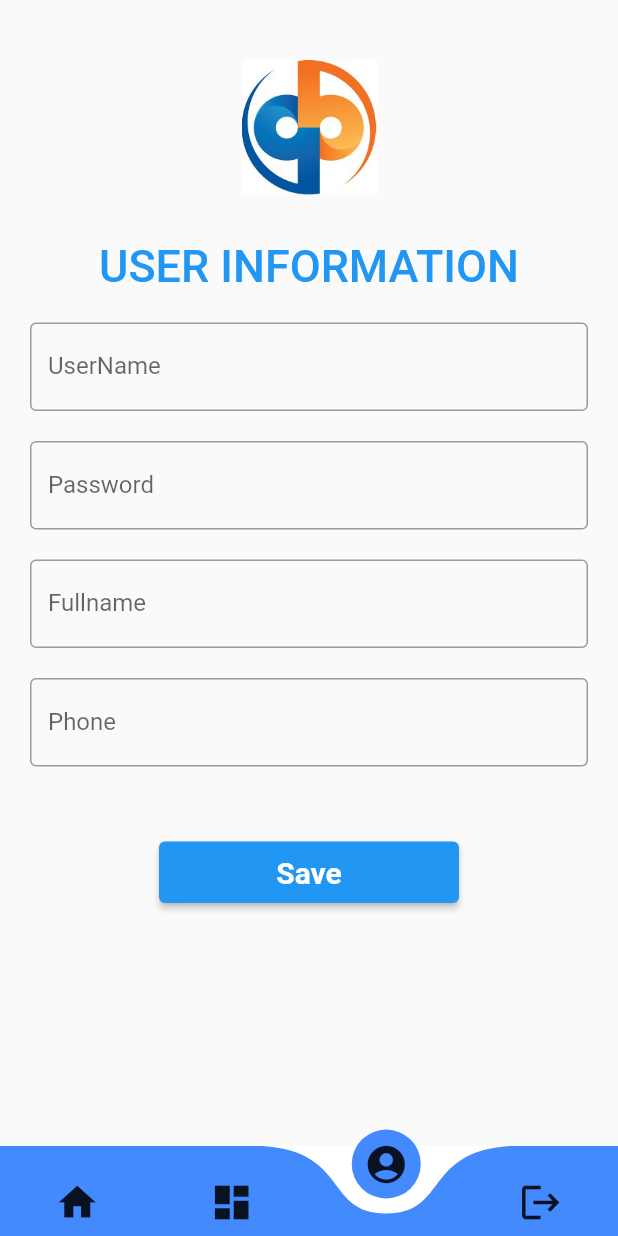
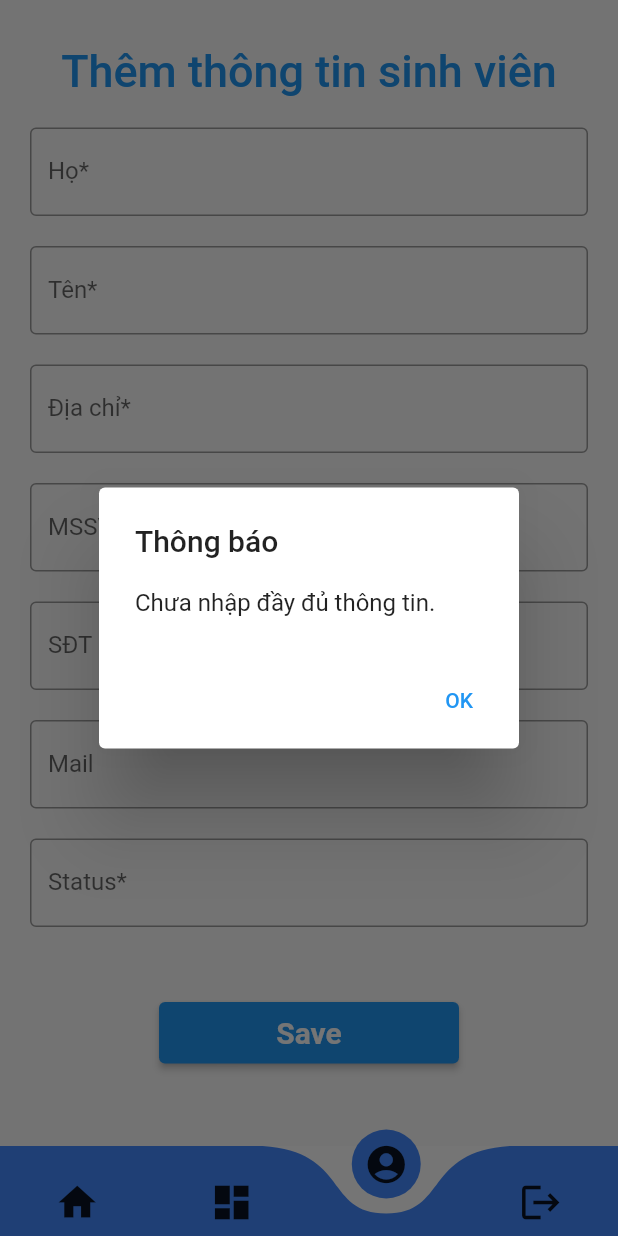
Before and after one commit to thanhthientran1511learn/flutter-Learn, a Flutter app: the BottomNavigationBarC screen opened by its route, item 3 of the bottom bar chosen, after a tap on "Save", on a phone screen of 412 x 824 dp. Run offline on Flutter 3.47's test engine with Material 2 defaults, Android fonts, the phone set to English and light mode, and no system bars; drawn by our look-alikes of curved_navigation_bar; network calls fail.

Commit message:
insert student

```diff
--- a/lib/components/bottomnavigationbar.dart
+++ b/lib/components/bottomnavigationbar.dart
@@ -1,11 +1,11 @@
 import 'package:curved_navigation_bar/curved_navigation_bar.dart';
 import 'package:flutter/material.dart';
-import 'package:project/screens/infor.dart';
+// import 'package:project/screens/infor.dart';
 
 //screens
 import '../screens/dashboard.dart';
 import '../screens/home.dart';
-import '../screens/auth/login.dart';
+import '../screens/addStudent.dart';
 import '../screens/logout.dart';
 // . . .
 
@@ -31,7 +31,7 @@ class _BottomNavigationBarCState extends State<BottomNavigationBarC> {
       case 1:
         return const Dashboard();
       case 2:
-        return const Infor();
+        return const AddStudent();
       case 3:
         return Logout();
     }
--- a/lib/entities/student.dart
+++ b/lib/entities/student.dart
@@ -28,12 +28,12 @@ class Student {
 
   factory Student.fromJson(Map<String, dynamic> json) => Student(
         id: json['Id'],
-        firstName: json['P0'],
-        lastName: json['P1'],
-        address: json['P2'],
-        course: json['P3'],
-        phone: json['P4'],
-        mail: json['P5'],
-        status: json['P6'],
+        lastName: json['p0'],
+        firstName: json['p1'],
+        address: json['p2'],
+        course: json['p3'],
+        phone: json['p4'],
+        mail: json['p5'],
+        status: json['p6'],
       );
 }
--- /dev/null
+++ b/lib/screens/addStudent.dart
@@ -0,0 +1,219 @@
+// ignore_for_file: deprecated_member_use
+
+import 'package:flutter/material.dart';
+import 'package:http/http.dart' as http;
+
+class AddStudent extends StatefulWidget {
+  const AddStudent({Key? key}) : super(key: key);
+  @override
+  State<AddStudent> createState() => _InforState();
+}
+
+class _InforState extends State<AddStudent> {
+  final lastName = TextEditingController(text: "");
+  final firstName = TextEditingController(text: "");
+  final address = TextEditingController(text: "");
+  final course = TextEditingController(text: "");
+  final phone = TextEditingController(text: "");
+  final mail = TextEditingController(text: "");
+  final status = TextEditingController(text: "");
+  final GlobalKey<ScaffoldState> _scaffoldKey = GlobalKey<ScaffoldState>();
+  // late DBHelper dbHelper;
+  // late List<Student> listStudent;
+
+  @override
+  void initState() {
+    super.initState();
+  }
+
+  funcSave() async {
+    //fields
+    final strFirstName = firstName.text;
+    final strLastName = lastName.text;
+    final strAddress = address.text;
+    final strCourse = course.text;
+    final strPhone = phone.text;
+    final strMail = mail.text;
+    final strStatus = status.text;
+
+    //cleanInput
+    cleanText() {
+      firstName.text = '';
+      lastName.text = '';
+      address.text = '';
+      course.text = '';
+      phone.text = '';
+      mail.text = '';
+      status.text = '';
+    }
+
+    if (strFirstName != '' ||
+        strLastName != '' ||
+        strAddress != '' ||
+        strCourse != '' ||
+        strStatus != '') {
+      var url;
+      if (strPhone != '' || strMail != '') {
+        url = Uri.parse(
+            'http://api.phanmemquocbao.com/api/Doituong/InsertObjects?p0=$strLastName&p1=$strFirstName&p2=$strAddress&p3=$strCourse&p4=$strPhone&p5=$strMail&p6=$strStatus&tokenin=lethibaotran');
+      } else {
+        url = Uri.parse(
+            'http://api.phanmemquocbao.com/api/Doituong/InsertObjects?p0=$strLastName&p1=$strFirstName&p2=$strAddress&p3=$strCourse&p4=${''}&p5=${''}&p6=$strStatus&tokenin=lethibaotran');
+      }
+      // var response = await http.get(url);
+      await http.get(url);
+      cleanText();
+      return showDialog(
+          context: context,
+          builder: (BuildContext context) {
+            return AlertDialog(
+              title: const Text('Thông báo'),
+              content: const Text('Thêm sinh viên thành công!'),
+              actions: [
+                TextButton(
+                  onPressed: () {
+                    return Navigator.of(context).pop();
+                  },
+                  child: const Text('OK'),
+                ),
+              ],
+            );
+          });
+    } else {
+      return showDialog(
+          context: context,
+          builder: (BuildContext context) {
+            return AlertDialog(
+              title: const Text('Thông báo'),
+              content: const Text('Chưa nhập đầy đủ thông tin.'),
+              actions: [
+                TextButton(
+                  onPressed: () {
+                    return Navigator.of(context).pop();
+                  },
+                  child: const Text('OK'),
+                ),
+              ],
+            );
+          });
+    }
+  }
+
+//* view
+  @override
+  Widget build(BuildContext context) {
+    return Scaffold(
+      key: _scaffoldKey,
+      // appBar: AppBar(
+      //   title: const Text('Information Student'),
+      // ),
+      body: Padding(
+        padding: const EdgeInsets.all(10),
+        child: ListView(
+          children: <Widget>[
+// // * logo
+//             Padding(
+            //   padding: const EdgeInsets.fromLTRB(10, 30, 10, 10),
+            //   child: SizedBox(
+            //     width: 60,
+            //     height: 90,
+            //     child: Image.asset(
+            //       'assets/logo.jpg',
+            //     ),
+            //   ),
+            // ),
+            Container(
+              alignment: Alignment.center,
+              padding: const EdgeInsets.fromLTRB(10, 20, 10, 10),
+              child: const Text(
+                'Thêm thông tin sinh viên',
+                style: TextStyle(
+                  color: Colors.blue,
+                  fontWeight: FontWeight.w500,
+                  fontSize: 30,
+                ),
+              ),
+            ),
+            Container(
+              padding: const EdgeInsets.all(10),
+              child: TextField(
+                controller: lastName,
+                decoration: const InputDecoration(
+                    border: OutlineInputBorder(), labelText: 'Họ*'),
+              ),
+            ),
+            Container(
+              padding: const EdgeInsets.all(10),
+              child: TextField(
+                controller: firstName,
+                decoration: const InputDecoration(
+                    border: OutlineInputBorder(), labelText: 'Tên*'),
+              ),
+            ),
+            Container(
+              padding: const EdgeInsets.all(10),
+              child: TextField(
+                controller: address,
+                decoration: const InputDecoration(
+                    border: OutlineInputBorder(), labelText: 'Địa chỉ*'),
+              ),
+            ),
+            Container(
+              padding: const EdgeInsets.all(10),
+              child: TextField(
+                controller: course,
+                decoration: const InputDecoration(
+                    border: OutlineInputBorder(), labelText: 'MSSV* '),
+              ),
+            ),
+            Container(
+              padding: const EdgeInsets.all(10),
+              child: TextField(
+                controller: phone,
+                decoration: const InputDecoration(
+                    border: OutlineInputBorder(), labelText: 'SĐT'),
+              ),
+            ),
+            Container(
+              padding: const EdgeInsets.all(10),
+              child: TextField(
+                controller: mail,
+                decoration: const InputDecoration(
+                    border: OutlineInputBorder(), labelText: 'Mail'),
+              ),
+            ),
+            Container(
+              padding: const EdgeInsets.all(10),
+              child: TextField(
+                controller: status,
+                decoration: const InputDecoration(
+                    border: OutlineInputBorder(), labelText: 'Status*'),
+              ),
+            ),
+
+//* button
+            Center(
+              child: Padding(
+                padding: const EdgeInsets.fromLTRB(0, 40, 0, 0),
+                child: SizedBox(
+                  width: 200,
+                  height: 41,
+                  child: ElevatedButton(
+                    child: const Text('Save',
+                        style: TextStyle(
+                          fontSize: 20,
+                          fontWeight: FontWeight.bold,
+                        )),
+                    onPressed: () {
+                      funcSave();
+                    },
+                  ),
+                ),
+              ),
+            ),
+          ],
+        ),
+      ),
+    );
+  }
+}
--- a/lib/screens/dashboard.dart
+++ b/lib/screens/dashboard.dart
@@ -131,7 +131,7 @@ class _ListEmployeeState extends State<ListEmployee> {
   handleDeleteUser(int userId) async {
     try {
       var url = Uri.parse(
-          'http://api.phanmemquocbao.com/api/info/DeleteAccount?accountId=$userId&token=lethibaotran');
+          'http://api.phanmemquocbao.com/api/Doituong/deleteObject?id=$userId&tokende=lethibaotran');
       await http.get(url);
     } catch (err) {
       print(err);
@@ -158,19 +158,29 @@ class _ListEmployeeState extends State<ListEmployee> {
             funcEditUser(widget.students[index]);
           },
           child: ListTile(
-            title: Text(widget.students[index].firstName.toString() +
-                " - " +
-                widget.students[index].lastName.toString()),
+            title: Text(widget.students[index].firstName.toString()
+                // + " - " +
+                // widget.students[index].lastName.toString()
+                ),
             subtitle: Text(widget.students[index].address.toString()),
             leading: ElevatedButton.icon(
               style: ElevatedButton.styleFrom(
                 primary: Colors.green,
                 onPrimary: Colors.white,
               ),
-              icon: const Icon(Icons.phone),
-              label: const Text("Call"),
+              // icon: const Icon(Icons.phone),
+              icon: widget.students[index].phone.toString() != 'null'
+                  ? const Icon(Icons.phone)
+                  : const Icon(Icons.mail),
+              label: widget.students[index].phone.toString() != 'null'
+                  ? const Text("Call")
+                  : const Text('Mail'),
               onPressed: () {
-                makePhoneCall(widget.students[index].mail.toString());
+                if (widget.students[index].phone.toString() == 'null') {
+                  makePhoneCall(widget.students[index].mail.toString());
+                } else {
+                  makePhoneCall(widget.students[index].phone.toString());
+                }
               },
             ),
             trailing: ElevatedButton(
--- a/lib/screens/logout.dart
+++ b/lib/screens/logout.dart
@@ -1,13 +1,14 @@
 import 'package:flutter/material.dart';
 import 'package:project/screens/auth/login.dart';
-import 'package:project/screens/home.dart';
+// import 'package:project/screens/home.dart';
 
-import '../components/bottomnavigationbar.dart';
+// import '../components/bottomnavigationbar.dart';
 //screens
 
 //. . .
 
 class Logout extends StatefulWidget {
+  const Logout({Key? key}) : super(key: key);
   @override
   _LogoutState createState() => _LogoutState();
 }
@@ -35,7 +36,7 @@ class _LogoutState extends State<Logout> {
         const Padding(
           padding: EdgeInsets.fromLTRB(0,0,0,50),
           child: Text(
-            'Are you sure logout?',
+            'Bạn chắc chắn muốn thoát chứ?',
             textAlign: TextAlign.center,
             style: TextStyle(
                 color: Colors.orange,
@@ -55,7 +56,7 @@ class _LogoutState extends State<Logout> {
                     onSurface: Colors.grey,
                     minimumSize: const Size(50, 40),
                     ),
-                label: const Text('YES'),
+                label: const Text('Có'),
                 icon: const Icon(Icons.check),
                 onPressed: () {
                   Navigator.pushReplacement(context,
@@ -71,7 +72,7 @@ class _LogoutState extends State<Logout> {
                   onSurface: Colors.grey,
                   minimumSize: const Size(50, 40)
                 ),
-                label: const Text('NO'),
+                label: const Text('Không'),
                 icon: const Icon(Icons.cancel_outlined),
                 onPressed: () {
 
```
Also changed, not shown: lib/screens/editStudent.dart (added).
